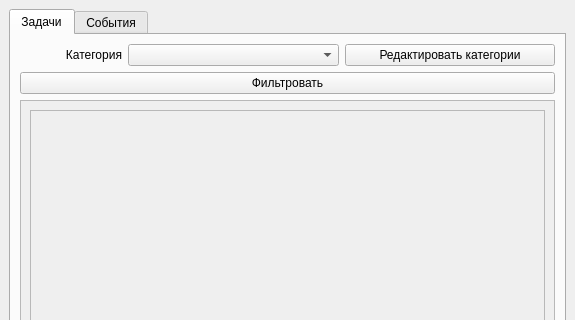
This is ui files/mainWindow.ui in SutsuraGod/To-Do-List as Qt 5 draws it before an edit; both pictures show x 0 to 575 and y 0 to 320 of the 575 by 648 pixel window. The edited form follows.
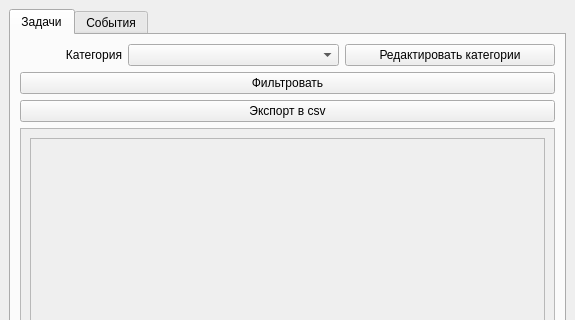
This is the edited form.

What changed in the file:
```diff
--- a/ui files/mainWindow.ui
+++ b/ui files/mainWindow.ui
@@ -49,7 +49,7 @@
           </property>
          </widget>
         </item>
-        <item row="3" column="0" colspan="5">
+        <item row="4" column="0" colspan="5">
          <widget class="QScrollArea" name="tasksScrollArea">
           <property name="widgetResizable">
            <bool>true</bool>
@@ -60,31 +60,38 @@
              <x>0</x>
              <y>0</y>
              <width>531</width>
-             <height>506</height>
+             <height>477</height>
             </rect>
            </property>
            <layout class="QGridLayout" name="gridLayout_4">
-            <item row="0" column="0">
-             <widget class="QFrame" name="tasksContainer">
-              <property name="frameShape">
-               <enum>QFrame::StyledPanel</enum>
-              </property>
-              <property name="frameShadow">
-               <enum>QFrame::Raised</enum>
-              </property>
-             </widget>
-            </item>
-            <item row="1" column="0">
+            <item row="2" column="0">
              <widget class="QPushButton" name="addTaskButton">
               <property name="text">
                <string>Добавить</string>
               </property>
              </widget>
             </item>
+            <item row="1" column="0">
+             <widget class="QFrame" name="tasksContainer">
+              <property name="frameShape">
+               <enum>QFrame::StyledPanel</enum>
+              </property>
+              <property name="frameShadow">
+               <enum>QFrame::Raised</enum>
+              </property>
+             </widget>
+            </item>
            </layout>
           </widget>
          </widget>
         </item>
+        <item row="3" column="0" colspan="5">
+         <widget class="QPushButton" name="exportTasksCsv">
+          <property name="text">
+           <string>Экспорт в csv</string>
+          </property>
+         </widget>
+        </item>
        </layout>
       </widget>
       <widget class="QWidget" name="eventsTab">
```
Left out of the diff: 25 changed lines with no effect on the pictures.
